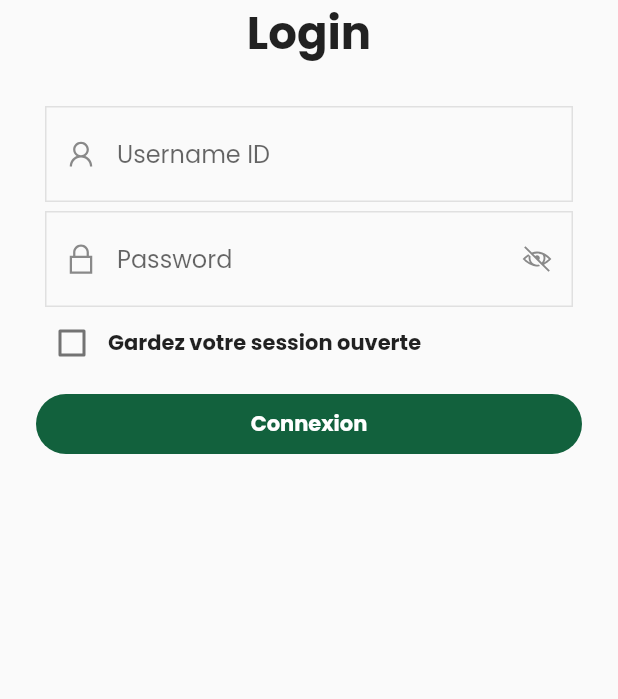
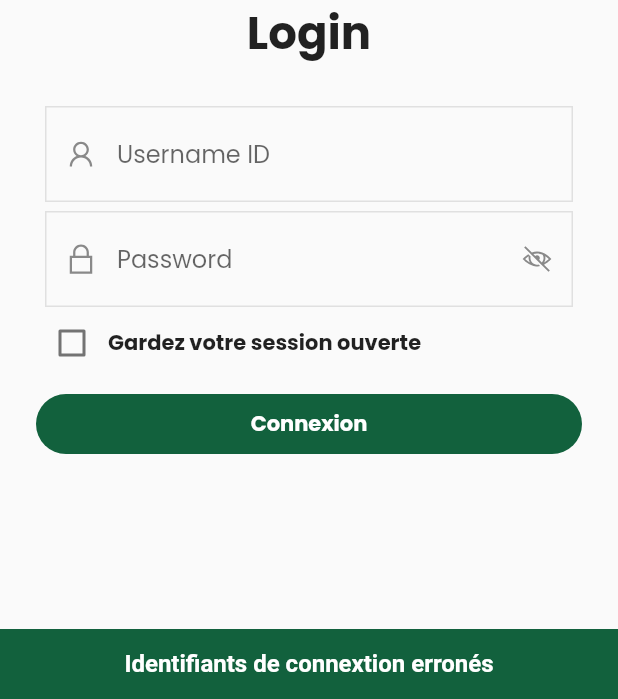
Before and after one commit to GloireMutaliko21/comifin-front, a Flutter app: the screen it shows after launch, after a tap on "Connexion", on a phone screen of 412 x 824 dp, the part 537-1236 px from its top. Run offline on Flutter 3.47's test engine with Material 2 defaults, Android fonts, the phone set to English and light mode, and no system bars; our stand-ins replace flutter_svg, google_nav_bar, line_icons, open_file, pdf, shared_preferences; network calls fail.

Commit message:
feat: show message on login failed

```diff
--- a/appland/lib/src/screen/Contribuable.dart
+++ b/appland/lib/src/screen/Contribuable.dart
@@ -101,7 +101,7 @@ class _StateBody extends State<Contribuable> {
                   const SizedBox(height: 100),
                   buildTextField(
                     child: cbList(
-                        list: listElement(val: contrib),
+                        list: listElement(val: taxesJours),
                         title: "Contribution",
                         valeur: null,
                         onChanged: (val) {
--- a/appland/lib/src/screen/Login.dart
+++ b/appland/lib/src/screen/Login.dart
@@ -151,6 +151,8 @@ class _StateBody extends State<Login> {
     return false;
   }
 
+  var message;
+
   Future<bool> login() async {
     try {
       getUtilsData();
@@ -160,6 +162,7 @@ class _StateBody extends State<Login> {
       var resultat = await DataSource.GetInstance!.isSave(
           url: 'login/login.php',
           body: {'user': username.text.trim(), 'pass': password.text.trim()});
+      message = await jsonDecode(resultat.body);
       if (resultat.statusCode == 200) {
         var res = await jsonDecode(resultat.body);
         if (res.length > 0) {
@@ -173,12 +176,30 @@ class _StateBody extends State<Login> {
         } else {
           // Display a message login failed
         }
+      } else {
+        ScaffoldMessenger.of(context).showSnackBar(const SnackBar(
+          content: Text(
+            "Identifiants de connextion erronés",
+            style: TextStyle(
+                color: Colors.white, fontWeight: FontWeight.bold, fontSize: 16),
+            textAlign: TextAlign.center,
+          ),
+          backgroundColor: color_green,
+        ));
       }
     } catch (_) {
       setState(() {
         inProgress = false;
       });
-      print(_.toString());
+      ScaffoldMessenger.of(context).showSnackBar(const SnackBar(
+        content: Text(
+          "Identifiants de connextion erronés",
+          style: TextStyle(
+              color: Colors.white, fontWeight: FontWeight.bold, fontSize: 16),
+          textAlign: TextAlign.center,
+        ),
+        backgroundColor: color_green,
+      ));
     }
     return false;
   }
```
